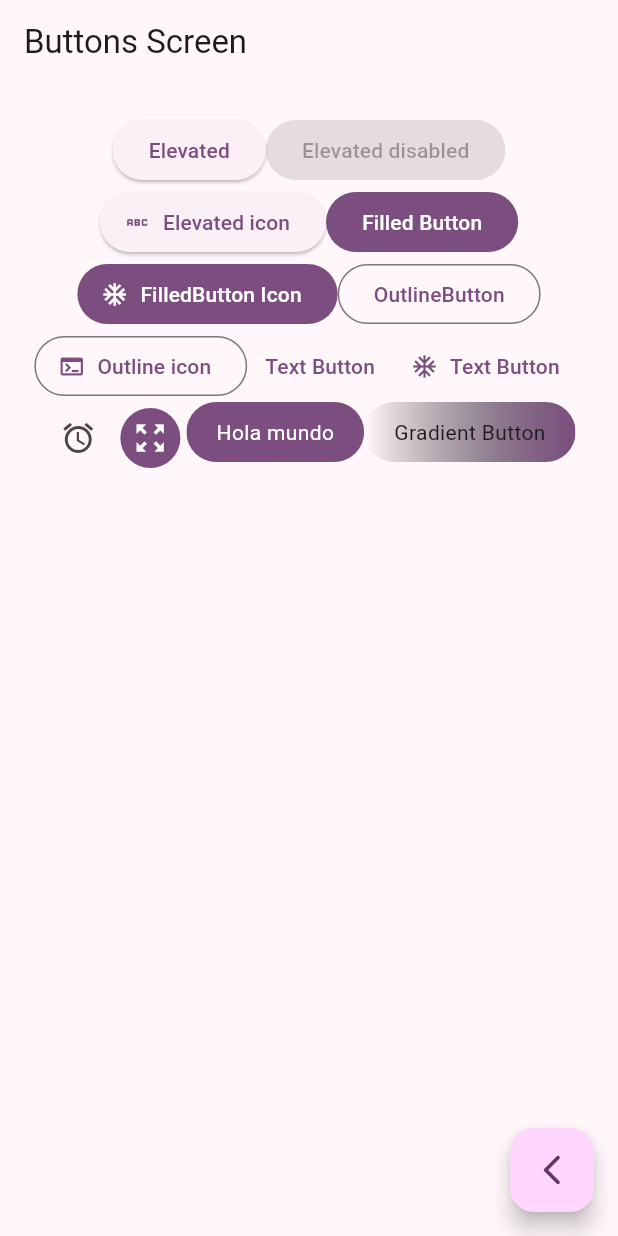
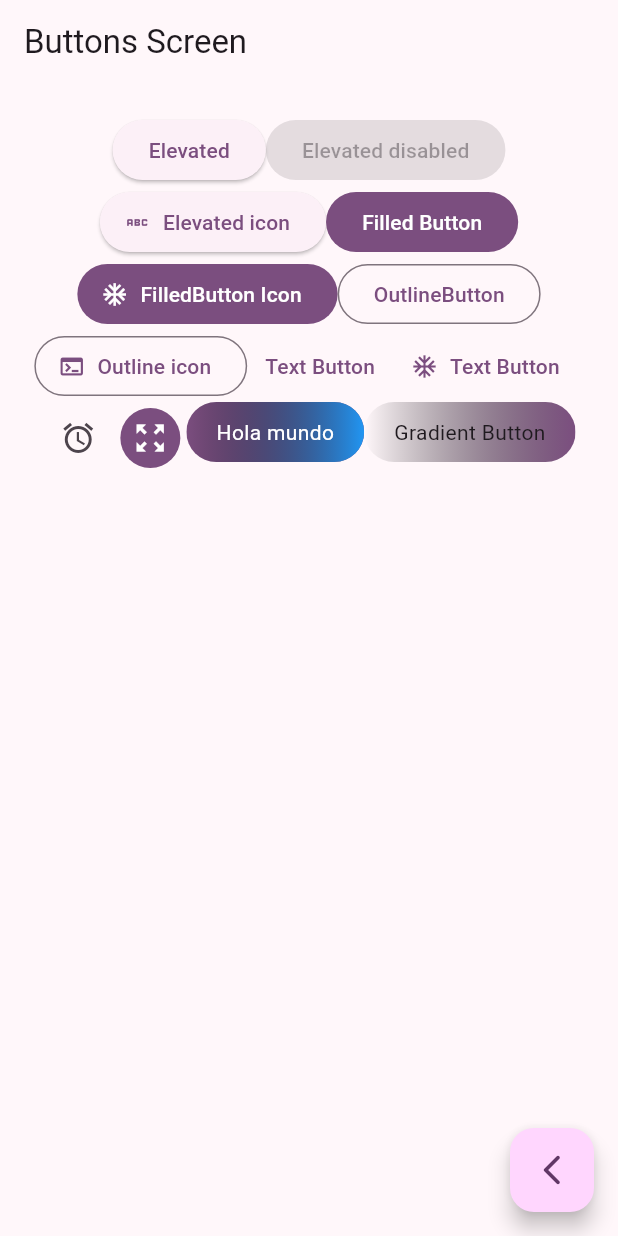
Before and after one commit to geserrato/widgets_app, a Flutter app: the ButtonsScreen screen opened by its route, on a phone screen of 412 x 824 dp. Run offline on Flutter 3.47's test engine with Material 2 defaults, Android fonts, the phone set to English and light mode, and no system bars; our stand-ins replace go_router.

Commit message:
Second button gradient

```diff
--- a/lib/presentation/screens/buttons/buttons_screen.dart
+++ b/lib/presentation/screens/buttons/buttons_screen.dart
@@ -135,6 +135,12 @@ class CustomButtons extends StatelessWidget {
       borderRadius: BorderRadius.circular(20),
       child: Material(
         color: colors.primary,
+        child: DecoratedBox(
+          decoration: const BoxDecoration(
+            gradient: LinearGradient(
+              colors: [Colors.transparent, Colors.blue],
+            ),
+          ),
           child: InkWell(
             onTap: () {},
             child: const Padding(
@@ -146,6 +152,7 @@ class CustomButtons extends StatelessWidget {
             ),
           ),
         ),
+      ),
     );
   }
 }
```
Lines whose indentation alone changed are shown as unchanged.
